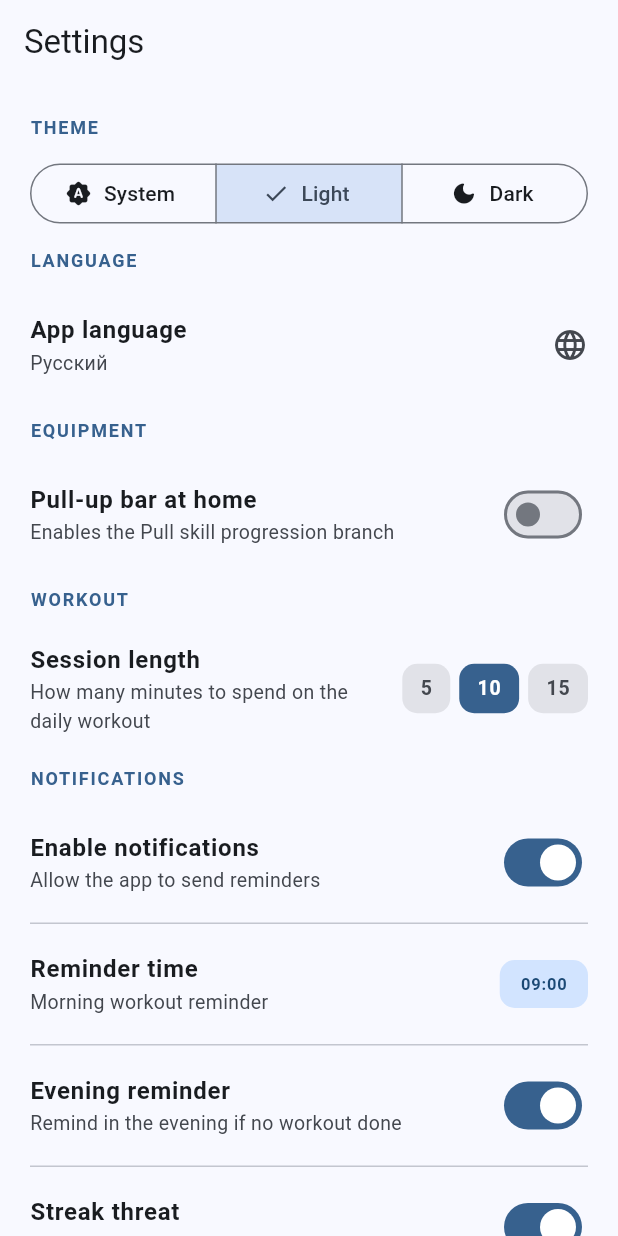
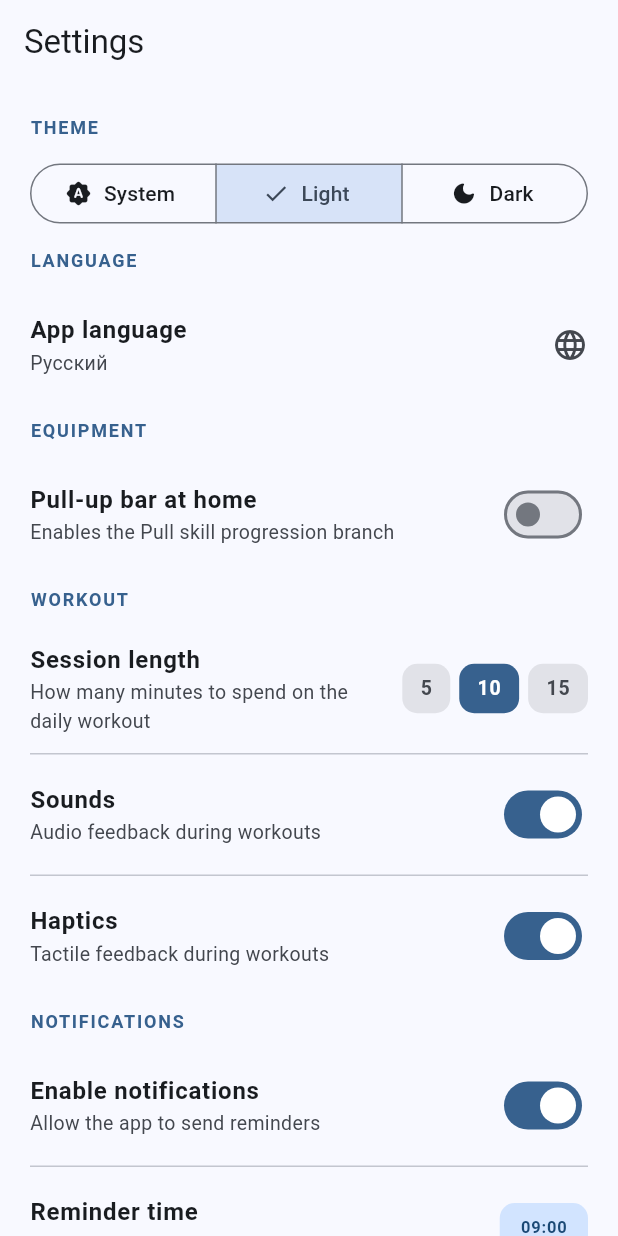
Before and after one commit to pupptmstr/caliday, a Flutter app: the SettingsScreen screen opened by its route, after a tap on "Light", on a phone screen of 412 x 824 dp. Run offline on Flutter 3.47's test engine with Material 3 defaults, Android fonts, the phone set to English and light mode, and no system bars; our stand-ins replace audioplayers, flutter_local_notifications, flutter_riverpod, flutter_svg, flutter_timezone, go_router and 3 more; accounts and stored records are empty.

Commit message:
feat: sound and vibration during workouts
- SoundService singleton (audioplayers ^6.1.0): tick/ding/pop/complete
- HapticFeedback for each trigger: light/heavy/medium/pattern
- UserProfile @HiveField(19) soundEnabled + @HiveField(20) hapticEnabled
- Settings: two Switches in ТРЕНИРОВКА section
- workout_screen: tick during rest last 3 sec; phase transitions trigger sounds
- assets/sounds/{tick,ding,pop,complete}.mp3 added

Co-Authored-By: Claude Sonnet 4.6 <noreply@anthropic.com>

```diff
--- a/l10n/app_en.arb
+++ b/l10n/app_en.arb
@@ -180,6 +180,10 @@
   "settingsSectionWorkout": "WORKOUT",
   "settingsWorkoutDurationTitle": "Session length",
   "settingsWorkoutDurationSubtitle": "How many minutes to spend on the daily workout",
+  "settingsSoundTitle": "Sounds",
+  "settingsSoundSubtitle": "Audio feedback during workouts",
+  "settingsHapticTitle": "Haptics",
+  "settingsHapticSubtitle": "Tactile feedback during workouts",
 
   "rankBeginner": "Beginner",
   "rankAmateur": "Amateur",
--- a/l10n/app_ru.arb
+++ b/l10n/app_ru.arb
@@ -266,6 +266,10 @@
   "settingsSectionWorkout": "ТРЕНИРОВКА",
   "settingsWorkoutDurationTitle": "Длительность сета",
   "settingsWorkoutDurationSubtitle": "Сколько минут уделять ежедневной тренировке",
+  "settingsSoundTitle": "Звуки",
+  "settingsSoundSubtitle": "Звуки обратной связи во время тренировки",
+  "settingsHapticTitle": "Вибрация",
+  "settingsHapticSubtitle": "Тактильные сигналы во время тренировки",
 
   "rankBeginner": "Новичок",
   "rankAmateur": "Любитель",
--- a/lib/data/models/user_profile.dart
+++ b/lib/data/models/user_profile.dart
@@ -26,6 +26,8 @@ class UserProfile extends HiveObject {
     this.fitnessGoal,
     this.themeModeName,
     this.hasPullUpBar,
+    this.soundEnabled,
+    this.hapticEnabled,
   });
 
   @HiveField(0)
@@ -92,6 +94,14 @@ class UserProfile extends HiveObject {
   @HiveField(15)
   bool? hasPullUpBar;
 
+  /// Whether workout sound effects are enabled. null → true (default on).
+  @HiveField(19)
+  bool? soundEnabled;
+
+  /// Whether haptic feedback is enabled during workouts. null → true (default on).
+  @HiveField(20)
+  bool? hapticEnabled;
+
   /// Ordered list of branches active for this user.
   List<BranchId> get activeBranches => [
         BranchId.push,
--- a/lib/features/settings/providers/settings_provider.dart
+++ b/lib/features/settings/providers/settings_provider.dart
@@ -4,6 +4,7 @@ import 'package:flutter_riverpod/flutter_riverpod.dart';
 import '../../../core/providers/locale_provider.dart';
 import '../../../core/providers/theme_provider.dart';
 import '../../../core/services/notification_service.dart';
+import '../../../core/services/sound_service.dart';
 import '../../../data/repositories/user_repository.dart';
 
 // ── State ─────────────────────────────────────────────────────────────────────
@@ -19,6 +20,8 @@ class SettingsState {
     required this.preferredWorkoutMinutes,
     required this.themeMode,
     required this.hasPullUpBar,
+    required this.soundEnabled,
+    required this.hapticEnabled,
   });
 
   final bool notificationsEnabled;
@@ -30,6 +33,8 @@ class SettingsState {
   final int preferredWorkoutMinutes;
   final ThemeMode themeMode;
   final bool hasPullUpBar;
+  final bool soundEnabled;
+  final bool hapticEnabled;
 
   /// Notification time as a zero-padded string, e.g. "09:00".
   String get timeLabel {
@@ -48,6 +53,8 @@ class SettingsState {
     int? preferredWorkoutMinutes,
     ThemeMode? themeMode,
     bool? hasPullUpBar,
+    bool? soundEnabled,
+    bool? hapticEnabled,
   }) {
     return SettingsState(
       notificationsEnabled: notificationsEnabled ?? this.notificationsEnabled,
@@ -61,6 +68,8 @@ class SettingsState {
           preferredWorkoutMinutes ?? this.preferredWorkoutMinutes,
       themeMode: themeMode ?? this.themeMode,
       hasPullUpBar: hasPullUpBar ?? this.hasPullUpBar,
+      soundEnabled: soundEnabled ?? this.soundEnabled,
+      hapticEnabled: hapticEnabled ?? this.hapticEnabled,
     );
   }
 }
@@ -75,6 +84,9 @@ class SettingsNotifier extends StateNotifier<SettingsState> {
 
   static SettingsState _load(UserRepository repo) {
     final p = repo.getProfile();
+    final sound = p.soundEnabled ?? true;
+    final haptic = p.hapticEnabled ?? true;
+    SoundService.instance.configure(soundEnabled: sound, hapticEnabled: haptic);
     return SettingsState(
       notificationsEnabled: p.notificationsEnabled,
       eveningReminderEnabled: p.eveningReminderEnabled,
@@ -85,6 +97,8 @@ class SettingsNotifier extends StateNotifier<SettingsState> {
       preferredWorkoutMinutes: p.preferredWorkoutMinutes ?? 10,
       themeMode: themeModeFromString(p.themeModeName),
       hasPullUpBar: p.hasPullUpBar ?? false,
+      soundEnabled: sound,
+      hapticEnabled: haptic,
     );
   }
 
@@ -136,6 +150,26 @@ class SettingsNotifier extends StateNotifier<SettingsState> {
     _userRepo.saveProfile(p);
   }
 
+  void setSoundEnabled(bool value) {
+    state = state.copyWith(soundEnabled: value);
+    SoundService.instance.configure(
+      soundEnabled: value,
+      hapticEnabled: state.hapticEnabled,
+    );
+    final p = _userRepo.getProfile()..soundEnabled = value;
+    _userRepo.saveProfile(p);
+  }
+
+  void setHapticEnabled(bool value) {
+    state = state.copyWith(hapticEnabled: value);
+    SoundService.instance.configure(
+      soundEnabled: state.soundEnabled,
+      hapticEnabled: value,
+    );
+    final p = _userRepo.getProfile()..hapticEnabled = value;
+    _userRepo.saveProfile(p);
+  }
+
   void _save() {
     final p = _userRepo.getProfile();
     p.notificationsEnabled = state.notificationsEnabled;
--- a/lib/features/settings/screens/settings_screen.dart
+++ b/lib/features/settings/screens/settings_screen.dart
@@ -127,6 +127,28 @@ class SettingsScreen extends ConsumerWidget {
               trailing: _MinuteChips(
                 selected: state.preferredWorkoutMinutes,
                 onSelect: notifier.setWorkoutMinutes,
+              ),
+            ),
+
+            const Divider(indent: 20, endIndent: 20, height: 1),
+
+            _SettingsTile(
+              title: l10n.settingsSoundTitle,
+              subtitle: l10n.settingsSoundSubtitle,
+              trailing: Switch(
+                value: state.soundEnabled,
+                onChanged: notifier.setSoundEnabled,
+              ),
+            ),
+
+            const Divider(indent: 20, endIndent: 20, height: 1),
+
+            _SettingsTile(
+              title: l10n.settingsHapticTitle,
+              subtitle: l10n.settingsHapticSubtitle,
+              trailing: Switch(
+                value: state.hapticEnabled,
+                onChanged: notifier.setHapticEnabled,
               ),
             ),
 
--- a/lib/l10n/app_localizations.dart
+++ b/lib/l10n/app_localizations.dart
@@ -1028,6 +1028,30 @@ abstract class AppLocalizations {
   /// **'Сколько минут уделять ежедневной тренировке'**
   String get settingsWorkoutDurationSubtitle;
 
+  /// No description provided for @settingsSoundTitle.
+  ///
+  /// In ru, this message translates to:
+  /// **'Звуки'**
+  String get settingsSoundTitle;
+
+  /// No description provided for @settingsSoundSubtitle.
+  ///
+  /// In ru, this message translates to:
+  /// **'Звуки обратной связи во время тренировки'**
+  String get settingsSoundSubtitle;
+
+  /// No description provided for @settingsHapticTitle.
+  ///
+  /// In ru, this message translates to:
+  /// **'Вибрация'**
+  String get settingsHapticTitle;
+
+  /// No description provided for @settingsHapticSubtitle.
+  ///
+  /// In ru, this message translates to:
+  /// **'Тактильные сигналы во время тренировки'**
+  String get settingsHapticSubtitle;
+
   /// No description provided for @rankBeginner.
   ///
   /// In ru, this message translates to:
--- a/lib/l10n/app_localizations_en.dart
+++ b/lib/l10n/app_localizations_en.dart
@@ -526,6 +526,18 @@ class AppLocalizationsEn extends AppLocalizations {
   @override
   String get settingsWorkoutDurationSubtitle =>
       'How many minutes to spend on the daily workout';
+
+  @override
+  String get settingsSoundTitle => 'Sounds';
+
+  @override
+  String get settingsSoundSubtitle => 'Audio feedback during workouts';
+
+  @override
+  String get settingsHapticTitle => 'Haptics';
+
+  @override
+  String get settingsHapticSubtitle => 'Tactile feedback during workouts';
 
   @override
   String get rankBeginner => 'Beginner';
--- a/pubspec.yaml
+++ b/pubspec.yaml
@@ -21,6 +21,7 @@ dependencies:
   flutter_timezone: ^5.0.0
   go_router: ^14.8.1
   flutter_svg: ^2.0.16
+  audioplayers: ^6.1.0
 
   # Анимации (для v1.1)
   # lottie: ^3.3.1
@@ -50,3 +51,4 @@ flutter:
   assets:
     - assets/goro/
     - assets/skala/
+    - assets/sounds/
```
Also changed, not shown: lib/core/services/sound_service.dart (added, +67 -0 lines), lib/features/workout/screens/workout_screen.dart (+34 -1 lines), lib/l10n/app_localizations_ru.dart (+13 -0 lines), lib/data/models/user_profile.g.dart, lib/generated/assets.dart (added), pubspec.lock, 11 other files.
